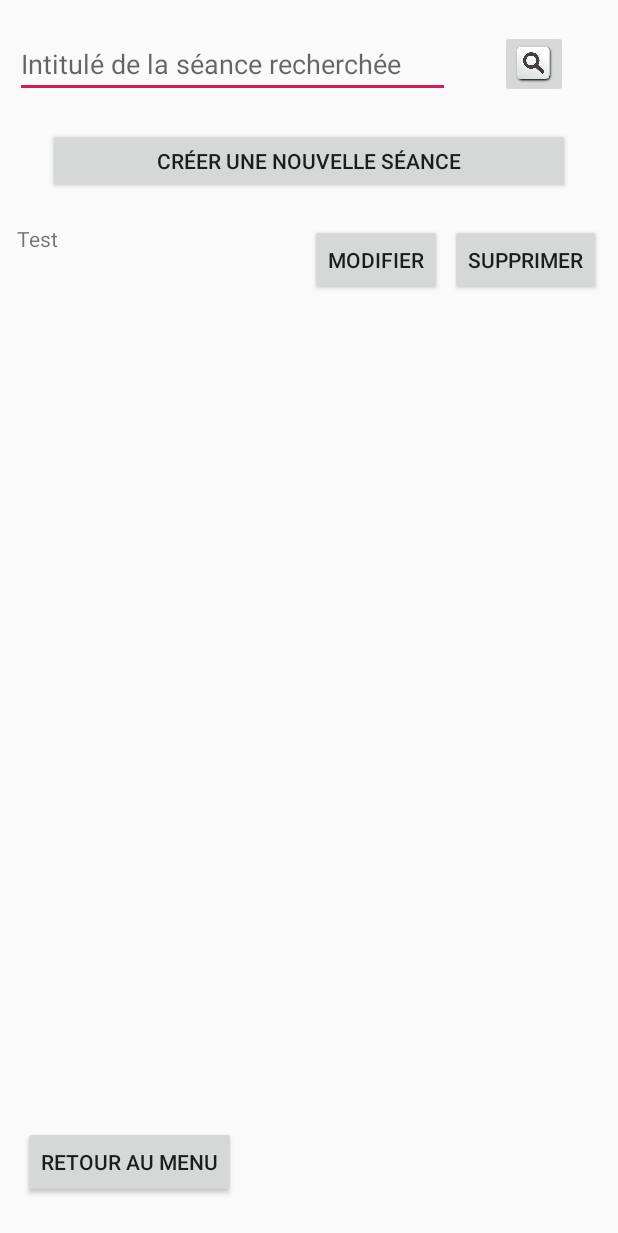
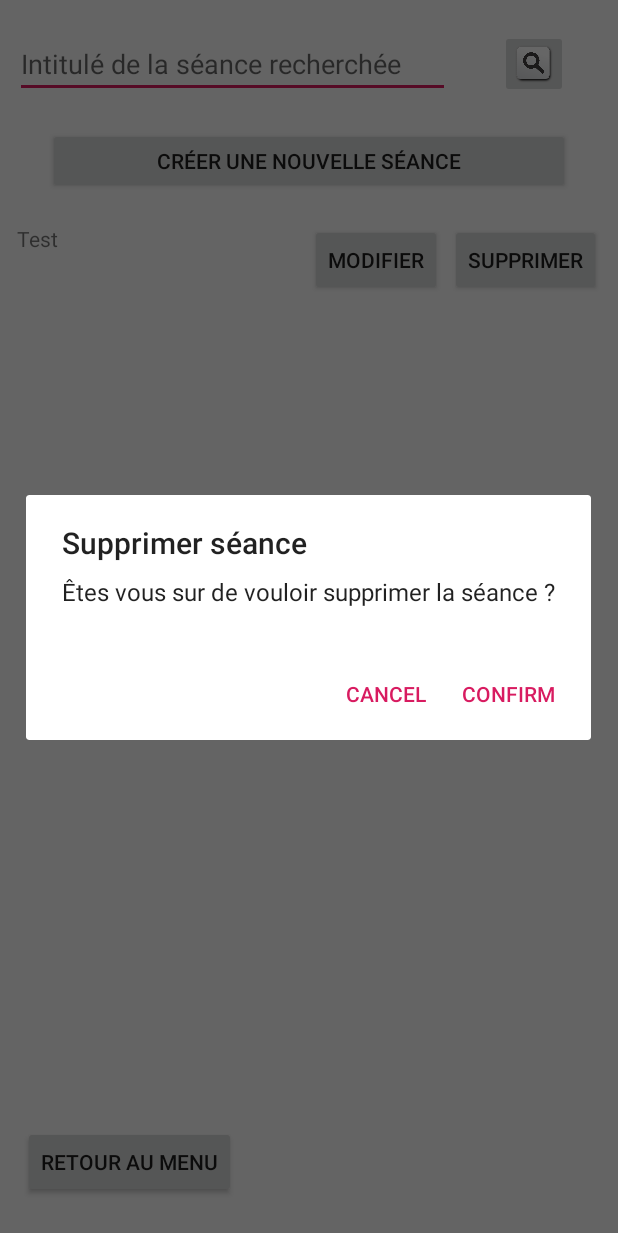
Before and after one commit to mcoucke/gomuscu, an Android app: the EditerSeance screen opened directly, with no data from a screen before it, after a tap on "SUPPRIMER", on a phone screen of 412 x 824 dp. Shown: the top 1233 px of the screen. Run offline under Robolectric (Android 15) with nearby library versions, the phone set to English and light mode, and no system bars; our stand-ins replace Room's generated code.

Commit message:
Suppression de séances fonctionnelle

```diff
--- a/app/src/main/java/com/app/gomuscu/EditerSeance.java
+++ b/app/src/main/java/com/app/gomuscu/EditerSeance.java
@@ -1,6 +1,7 @@
 package com.app.gomuscu;
 
 import androidx.appcompat.app.AppCompatActivity;
+import androidx.fragment.app.Fragment;
 import androidx.fragment.app.FragmentManager;
 import androidx.fragment.app.FragmentTransaction;
 import androidx.lifecycle.Observer;
@@ -16,13 +17,17 @@ import com.app.gomuscu.entity.Seance;
 
 import java.util.List;
 
+
 public class EditerSeance extends AppCompatActivity {
 
     @Override
     protected void onCreate(Bundle savedInstanceState) {
         super.onCreate(savedInstanceState);
         setContentView(R.layout.editer_seance);
+        refreshListeSeance();
+    }
 
+    public void refreshListeSeance(){
         GoMuscuViewModel goMuscuViewModel = ViewModelProviders.of(this).get(GoMuscuViewModel.class);
         goMuscuViewModel.getAllSeances().observe(this,  new Observer<List<Seance>>() {
             @Override
@@ -30,16 +35,19 @@ public class EditerSeance extends AppCompatActivity {
                 fillListeSeances(seances);
             }
         });
-
-
     }
 
     public void fillListeSeances(List<Seance> seances){
 
+        System.out.println("Nombre de séances totales : " + seances.size());
+
         FragmentManager fragmentManager = getSupportFragmentManager();
         FragmentTransaction fragmentTransaction = fragmentManager.beginTransaction();
 
-        System.out.println(seances.size());
+        for(Fragment fragment: fragmentManager.getFragments()){
+            fragmentTransaction.remove(fragment);
+        }
+
         for (int i = 0; i < seances.size(); i++){
             SeancesFragment seancesFragment = new SeancesFragment(seances.get(i));
             fragmentTransaction.add(R.id.lin_lay_seance, seancesFragment);
--- a/app/src/main/java/com/app/gomuscu/SeancesFragment.java
+++ b/app/src/main/java/com/app/gomuscu/SeancesFragment.java
@@ -6,6 +6,8 @@ import androidx.fragment.app.Fragment;
 import androidx.lifecycle.ViewModelProvider;
 import androidx.lifecycle.ViewModelProviders;
 
+import android.app.AlertDialog;
+import android.content.DialogInterface;
 import android.content.Intent;
 import android.os.Bundle;
 import android.view.LayoutInflater;
@@ -19,6 +21,7 @@ import com.app.gomuscu.entity.Seance;
 public class SeancesFragment extends Fragment {
 
     private Seance seance;
+    private GoMuscuViewModel goMuscuViewModel;
 
     public SeancesFragment(Seance seance){
         this.seance = seance;
@@ -32,7 +35,9 @@ public class SeancesFragment extends Fragment {
     @Override
     public View onCreateView(LayoutInflater inflater, ViewGroup container,
                              Bundle savedInstanceState) {
-        View view = inflater.inflate(R.layout.fragment_seances, container, false);
+        final View view = inflater.inflate(R.layout.fragment_seances, container, false);
+
+        goMuscuViewModel = ViewModelProviders.of(this.getActivity()).get(GoMuscuViewModel.class);
 
         TextView nomSeance = view.findViewById(R.id.tv_nom_seance);
         nomSeance.setText(seance.getNom());
@@ -55,9 +60,29 @@ public class SeancesFragment extends Fragment {
         boutonSupprimer.setOnClickListener(new View.OnClickListener() {
             @Override
             public void onClick(View v) {
+                AlertDialog.Builder builder = new AlertDialog.Builder(v.getContext());
+                builder.setCancelable(true);
+                builder.setTitle("Supprimer séance");
+                builder.setMessage("Êtes vous sur de vouloir supprimer la séance ?");
+                builder.setPositiveButton("Confirm",
+                        new DialogInterface.OnClickListener() {
+                            @Override
+                            public void onClick(DialogInterface dialog, int which) {
+                                goMuscuViewModel.deleteSeance(seance);
+                            }
+                        });
+                builder.setNegativeButton(android.R.string.cancel, new DialogInterface.OnClickListener() {
+                    @Override
+                    public void onClick(DialogInterface dialog, int which) {
+                    }
+                });
 
+                AlertDialog dialog = builder.create();
+                dialog.show();
             }
+
         });
+
         return view;
     }
 }
```
